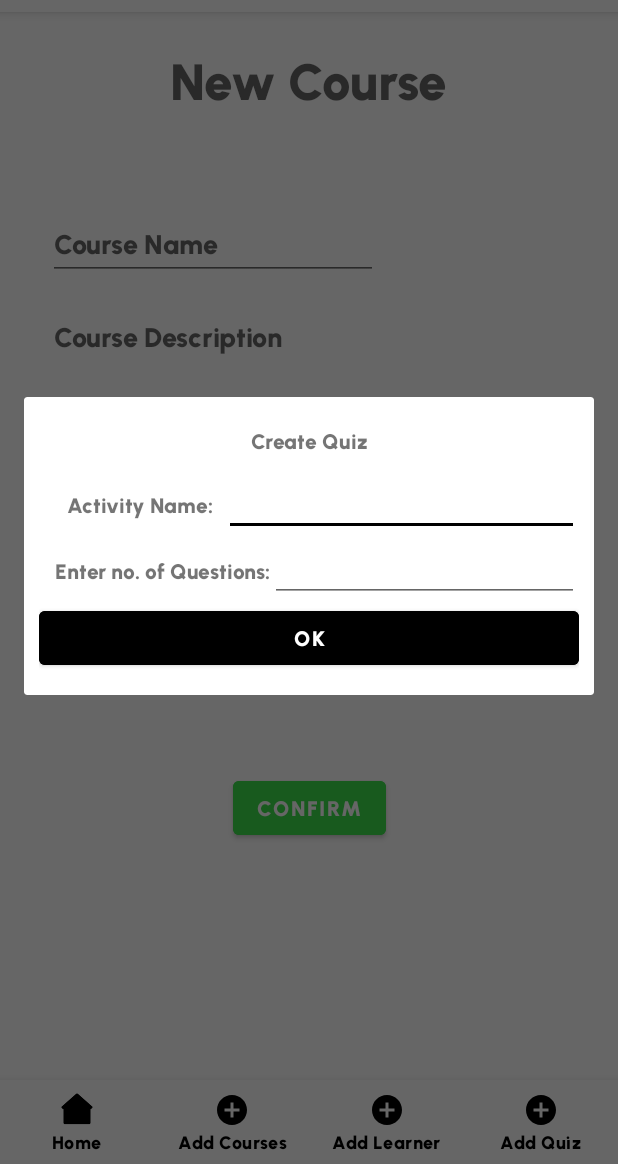
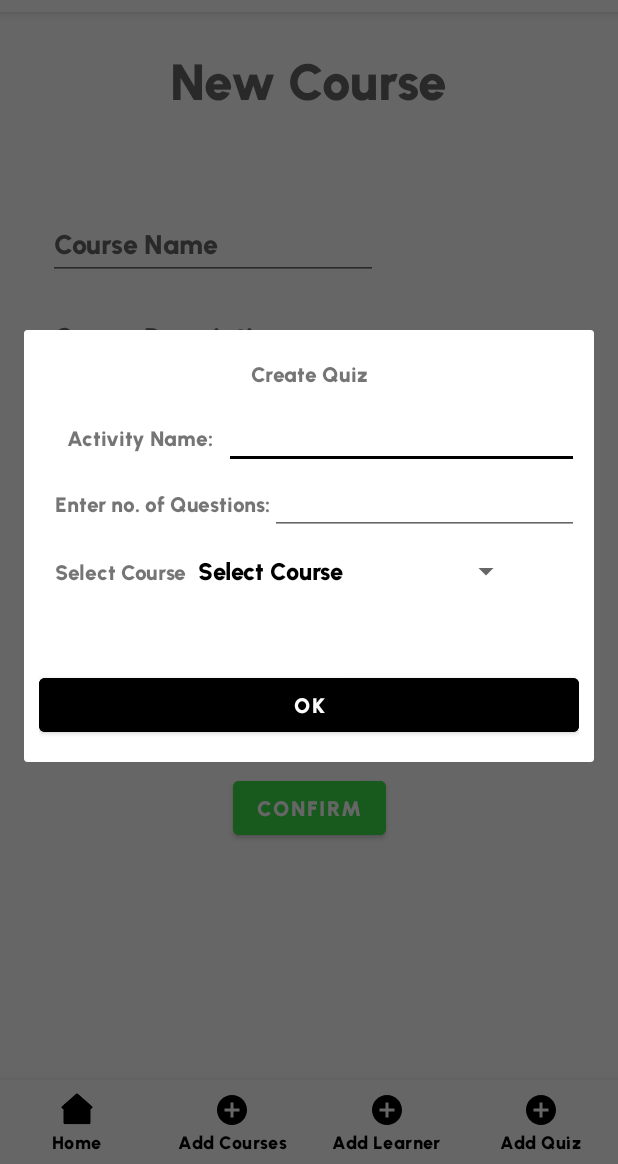
Before and after one commit to Nischal-S-Dwaral/EducationSupport, an Android app: the fragment QuestionCountFragment placed in its activity, item 2 of the bottom bar chosen, on a phone screen of 412 x 824 dp, the part 72-1236 px from its top. Run offline under Robolectric (Android 15) with nearby library versions, the phone set to English and light mode, and no system bars; our stand-ins replace CircleImageView; 8 statements that could not run were skipped.

Commit message:
Educator Course page changes

```diff
--- /dev/null
+++ b/app/src/main/java/com/example/educationsupport/constants/EducatorCourseConstants.kt
@@ -0,0 +1,75 @@
+package com.example.educationsupport.constants
+
+import com.example.educationsupport.model.Course
+import com.example.educationsupport.model.Quiz
+
+object EducatorCourseConstants {
+
+    fun educatorCourseList() : ArrayList<Course> {
+        val course1 = Course(
+            1,
+            "Mobile Android Development",
+            "Get started now and become an Android app developer in just 6 weeks! You will learn all relevant Android App development techniques. I can tell you Android development is a lot of fun! This course will make your journey to becoming an Android developer fun as well.",
+            ArrayList<Quiz>()
+        )
+
+        val course2 = Course(
+            2,
+            "Java Development",
+            "The course is a whopping 100 hours long.  Perhaps you have looked at the size of the course and are feeling a little overwhelmed at the prospect of finding time to complete it.   Maybe you are wondering if you need to go through it all?",
+            ArrayList<Quiz>()
+        )
+
+        val course3 = Course(
+            3,
+            "Software Security",
+            "Welcome this comprehensive Ethical Hacking course! This course assumes you have NO prior knowledge and by the end of it you'll be able to hack systems like black-hat hackers and secure them like security experts!",
+            ArrayList<Quiz>()
+        )
+
+        val course4 = Course(
+            4,
+            "Advanced Database",
+            "This course was just completely redone and rebuilt from the ground up, with over 325 brand new videos recorded. The course now uses MySQL 8.x and covers new topics including: Window Functions, Views, and SQL modes.",
+            ArrayList<Quiz>()
+        )
+
+        val course5 = Course(
+            5,
+            "Open Data",
+            "Get started now and become an Android app developer in just 6 weeks! You will learn all relevant Android App development techniques. I can tell you Android development is a lot of fun! This course will make your journey to becoming an Android developer fun as well.",
+            ArrayList<Quiz>()
+        )
+
+
+        val educatorCourseList = ArrayList<Course>()
+        educatorCourseList.add(course1)
+        educatorCourseList.add(course2)
+        educatorCourseList.add(course3)
+        educatorCourseList.add(course4)
+        educatorCourseList.add(course5)
+
+        return educatorCourseList;
+    }
+
+//    fun getEducatorCourse() : ArrayList<Course> {
+//        return Course([{
+//            1,
+//            "Mobile Android Development",
+//            "Get started now and become an Android app developer in just 6 weeks! You will learn all relevant Android App development techniques. I can tell you Android development is a lot of fun! This course will make your journey to becoming an Android developer fun as well.",
+//            QuizListConstants.getQuizListById("1")
+//        }]
+//        )
+//    }
+
+    fun getEducatorCourseById(courseId: Int): Course? {
+        val courses = this.educatorCourseList();
+        var crs: Course? = null ;
+        for(c in courses){
+            if(c.id == courseId) {
+                crs = c
+            }
+        }
+    return crs;
+    }
+}
--- a/app/src/main/java/com/example/educationsupport/fragment/educator/EducatorHomeFragment.kt
+++ b/app/src/main/java/com/example/educationsupport/fragment/educator/EducatorHomeFragment.kt
@@ -8,15 +8,15 @@ import androidx.fragment.app.Fragment
 import androidx.recyclerview.widget.LinearLayoutManager
 import androidx.recyclerview.widget.RecyclerView
 import com.example.educationsupport.R
-import com.example.educationsupport.adapters.learner.EnrolledCourseListCardAdapter
-import com.example.educationsupport.constants.EnrolledCoursesConstants
+import com.example.educationsupport.adapters.educator.EducatorCourseListCardAdapter
+import com.example.educationsupport.constants.EducatorCourseConstants
 
 class EducatorHomeFragment : Fragment() {
 
     private lateinit var myCourseListRecyclerView: RecyclerView
     private lateinit var myCoursesListLayoutManager: RecyclerView.LayoutManager
     //TODO: Different Adapter the Educator Course Details
-    private lateinit var myCoursesListAdaptor: EnrolledCourseListCardAdapter
+    private lateinit var myCoursesListAdaptor: EducatorCourseListCardAdapter
 
     override fun onCreateView(
         inflater: LayoutInflater, container: ViewGroup?,
@@ -25,11 +25,18 @@ class EducatorHomeFragment : Fragment() {
 
         // Inflate the layout for this fragment
         val view = inflater.inflate(R.layout.educator_fragment_home, container, false)
+
+        /**
+         * Get the enrolled course list
+         */
+        val educatorCourseList = EducatorCourseConstants.educatorCourseList()
+
         /**
          * Set up my courses recycler view
          */
         myCoursesListLayoutManager = LinearLayoutManager(view.context)
-        myCourseListRecyclerView = view.findViewById(R.id.educator_rv_enrolled_courses_list_cards)
+        myCoursesListAdaptor = EducatorCourseListCardAdapter(educatorCourseList, view.context)
+        myCourseListRecyclerView = view.findViewById(R.id.educator_rv_educator_courses_list_cards)
         myCourseListRecyclerView.setHasFixedSize(true)
         myCourseListRecyclerView.layoutManager = myCoursesListLayoutManager
         myCourseListRecyclerView.adapter = myCoursesListAdaptor
--- a/app/src/main/java/com/example/educationsupport/fragment/educator/QuestionCountFragment.kt
+++ b/app/src/main/java/com/example/educationsupport/fragment/educator/QuestionCountFragment.kt
@@ -6,24 +6,49 @@ import android.os.Bundle
 import android.view.LayoutInflater
 import android.view.View
 import android.view.ViewGroup
-import android.widget.Button
-import android.widget.EditText
+import android.widget.*
 import androidx.fragment.app.DialogFragment
 import com.example.educationsupport.R
+import com.example.educationsupport.constants.CourseListConstants
 import com.example.educationsupport.educator.CreateQuizActivity
 
-class QuestionCountFragment : DialogFragment() {
+class QuestionCountFragment() : DialogFragment() {
 
     lateinit var count: EditText
     lateinit var activityName: EditText
     lateinit var okBtn: Button
     lateinit var intent: Intent
+    lateinit var courseSpinner: Spinner
+    var courseSelected: String = ""
     override fun onCreateView(
         inflater: LayoutInflater, container: ViewGroup?,
         savedInstanceState: Bundle?
     ): View? {
         // Inflate the layout for this fragment
         val view: View = inflater.inflate(R.layout.fragment_question_count, container, false)
+        courseSpinner = view.findViewById(R.id.courseSpinner)
+
+        val courseList = CourseListConstants.getCourseList()
+        var cl = ArrayList<String>()
+        cl.add("Select Course")
+        for (c in courseList){
+           cl.add(c.courseName)
+        }
+        val arrayAdp = ArrayAdapter(requireContext(),android.R.layout.simple_spinner_dropdown_item,cl)
+        courseSpinner.adapter = arrayAdp
+
+        courseSpinner.onItemSelectedListener = object :
+            AdapterView.OnItemSelectedListener {
+            override fun onItemSelected(parent: AdapterView<*>,
+                                        view: View, position: Int, id: Long) {
+                courseSelected = cl[position]
+            }
+
+            override fun onNothingSelected(p0: AdapterView<*>?) {
+                TODO("Not yet implemented")
+            }
+        }
+
         okBtn = view.findViewById(R.id.buttonOK)
         okBtn.setOnClickListener {
             count = view.findViewById(R.id.questionCount)
@@ -34,7 +59,7 @@ class QuestionCountFragment : DialogFragment() {
             intent = Intent(requireContext(), CreateQuizActivity::class.java);
             intent.putExtra("count", quesCount)
             intent.putExtra("quizName", quizName)
-
+            intent.putExtra("courseName",courseSelected) //use this to link quiz to course
             startActivity(intent)
         }
         return view;
--- a/app/src/main/java/com/example/educationsupport/model/Quiz.kt
+++ b/app/src/main/java/com/example/educationsupport/model/Quiz.kt
@@ -2,6 +2,7 @@ package com.example.educationsupport.model
 
 data class Quiz(
     val id: Int,
+    val courseId: String,
     val title: String,
     val description: String,
     val isCompleted: Boolean,
--- a/app/src/main/res/layout/fragment_question_count.xml
+++ b/app/src/main/res/layout/fragment_question_count.xml
@@ -70,6 +70,28 @@
                 android:inputType="numberDecimal" />
         </LinearLayout>
 
+        <LinearLayout
+            android:layout_width="match_parent"
+            android:layout_height="89dp"
+            android:orientation="horizontal">
+
+            <TextView
+                android:id="@+id/textView4"
+                android:layout_width="wrap_content"
+                android:layout_height="wrap_content"
+                android:paddingStart="10dp"
+                android:paddingTop="10dp"
+                android:text="Select Course"
+                android:textAlignment="center" />
+
+            <Spinner
+                android:id="@+id/courseSpinner"
+                android:layout_width="wrap_content"
+                android:layout_height="wrap_content"
+
+                />
+        </LinearLayout>
+
         <Button
             android:id="@+id/buttonOK"
             android:layout_width="match_parent"
```
Also changed, not shown: app/src/main/AndroidManifest.xml (+10 -1 lines), app/src/main/java/com/example/educationsupport/adapters/educator/EducatorCourseListCardAdapter.kt (added, +70 -0 lines), app/src/main/java/com/example/educationsupport/adapters/educator/QuizListAdapter.kt (added, +52 -0 lines), app/src/main/java/com/example/educationsupport/constants/QuizListConstants.kt (+17 -0 lines), app/src/main/java/com/example/educationsupport/educator/EducatorCourseActivity.kt (added, +103 -0 lines), app/src/main/java/com/example/educationsupport/fragment/educator/EducatorCoursesFragment.kt (added, +46 -0 lines), app/src/main/res/layout/educator_course_list_card_item.xml (added, +95 -0 lines), app/src/main/res/layout/educator_view_course.xml (added, +112 -0 lines), app/src/main/res/layout/fragment_educator_courses.xml (renamed from app/src/main/res/layout/educator_fragment_home.xml, +6 -6 lines), app/src/main/res/layout/quiz_list_card.xml (added, +34 -0 lines).
